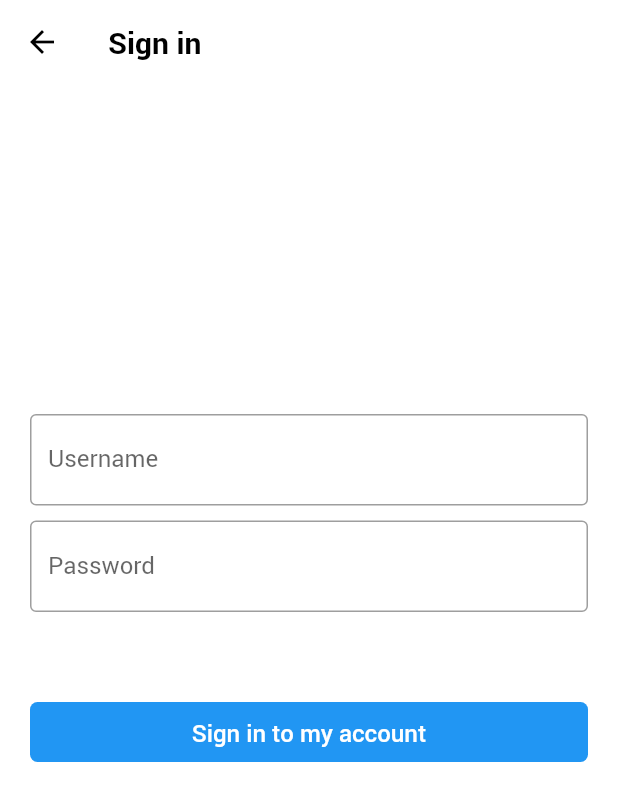
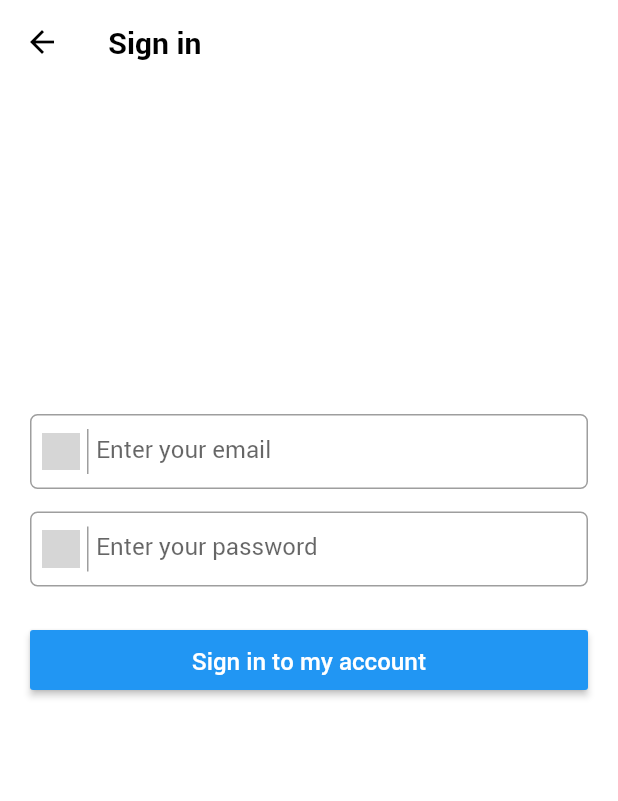
Before and after one commit to meetitexpert/emilyretailerapp, a Flutter app: the screen it shows after launch, after a tap on "Sign in with EMILY", on a phone screen of 412 x 824 dp. Shown: the top 801 px of the screen. Run offline on Flutter 3.47's test engine with Material 2 defaults, Android fonts, the phone set to English and light mode, and no system bars; grey boxes are pictures that could not be loaded.

Commit message:
SignIn Screen design done

```diff
--- a/lib/login_vc.dart
+++ b/lib/login_vc.dart
@@ -23,15 +23,129 @@ class _LoginVcState extends State<LoginVc> {
 
   void login(BuildContext context) {
     if (email.isEmpty) {
+      showAlert('Please enter your email', context);
       return;
     }
 
     if (pasword.isEmpty) {
+      showAlert('Please enter your password', context);
       return;
     }
+
+
   }
 
-  void showAlertWithMessage(String msg) {}
+  void showAlert(String msg, BuildContext context) {
+    showDialog(
+      context: context,
+      builder: (context) => AlertDialog(
+        title: const Text(''),
+        content: Text(msg),
+        actions: [
+          TextButton(
+              onPressed: (() => {Navigator.of(context).pop()}),
+              child: const Text('OK')),
+        ],
+      ),
+    );
+  }
+
+  Widget emailTextInputField() {
+    return Container(
+      padding: const EdgeInsets.all(2),
+      height: 50,
+      decoration: BoxDecoration(
+          borderRadius: BorderRadius.circular(5),
+          border: Border.all(width: 1, color: Colors.grey)),
+      child: Row(
+        children: [
+          Container(
+            padding: const EdgeInsets.all(5),
+            child: Image.asset('images/icon-email.png'),
+            width: 35,
+            height: 35,
+            decoration: const BoxDecoration(
+              color: Colors.white,
+            ),
+          ),
+          SizedBox(
+            width: 1,
+            child: Container(
+              width: 1,
+              height: 30,
+              color: Colors.grey,
+            ),
+          ),
+          Expanded(
+            child: Padding(
+              padding: const EdgeInsets.all(5.0),
+              child: Center(
+                child: TextField(
+                  onChanged: (value) {
+                    email = value;
+                  },
+
+                  decoration: const InputDecoration(
+                      border: InputBorder.none,
+                      hintText: 'Enter your email',
+                      contentPadding: EdgeInsets.only(bottom: 15.0)),
+                      keyboardType: TextInputType.emailAddress,
+                ),
+              ),
+            ),
+          ),
+        ],
+      ),
+    );
+  }
+
+  Widget pwdTextInputField() {
+    return Container(
+      padding: const EdgeInsets.all(2),
+      height: 50,
+      decoration: BoxDecoration(
+          borderRadius: BorderRadius.circular(5),
+          border: Border.all(width: 1, color: Colors.grey)),
+      child: Row(
+        children: [
+          Container(
+            padding: const EdgeInsets.all(5),
+            child: Image.asset('images/icon-lock.png'),
+            width: 35,
+            height: 35,
+            decoration: const BoxDecoration(
+              color: Colors.white,
+            ),
+          ),
+          SizedBox(
+            width: 1,
+            child: Container(
+              width: 1,
+              height: 30,
+              color: Colors.grey,
+            ),
+          ),
+          Expanded(
+            child: Padding(
+              padding: const EdgeInsets.all(5.0),
+              child: Center(
+                child: TextField(
+                  onChanged: (value) {
+                    pasword = value;
+                  },
+                  obscureText: true,
+                  decoration: const InputDecoration(
+                      border: InputBorder.none,
+                      hintText: 'Enter your password',
+                      contentPadding: EdgeInsets.only(bottom: 15.0)),
+                ),
+              ),
+            ),
+          ),
+        ],
+      ),
+    );
+  }
 
   @override
   Widget build(BuildContext context) {
@@ -52,44 +166,26 @@ class _LoginVcState extends State<LoginVc> {
             const SizedBox(
               height: 200,
             ),
-            TextField(
-              onChanged: (value) {
-                email = value;
-              },
-              decoration: const InputDecoration(
-                border: OutlineInputBorder(),
-                hintText: 'Enter your email',
-                labelText: 'Username',
+            emailTextInputField(),
+            const SizedBox(
+              height: 15,
+            ),
+            pwdTextInputField(),
+            const SizedBox(
+              height: 25,
+            ),
+            MaterialButton(
+              onPressed: () => login(context),
+              color: Colors.blue,
+              height: 40,
+              child: const Text(
+                'Sign in to my account',
+                style: TextStyle(
+                  color: Colors.white,
+                  fontSize: 16,
+                ),
               ),
-            ),
-            const SizedBox(
-              height: 10,
-            ),
-            TextField(
-              onChanged: (value) {
-                pasword = value;
-              },
-              decoration: const InputDecoration(
-                border: OutlineInputBorder(),
-                hintText: 'Enter your password',
-                labelText: 'Password',
-              ),
-            ),
-            const SizedBox(
-              height: 60,
-            ),
-            Container(
-              decoration: const BoxDecoration(
-                  color: Colors.blue,
-                  borderRadius: BorderRadius.all(Radius.circular(5))),
-              width: 280,
-              height: 40,
-              child: TextButton(
-                onPressed: (() => login(context)),
-                child:
-                    Text('Sign in to my account', style: fontStyleSettings(16)),
-              ),
-            ),
+            )
           ],
         ),
       ),
--- a/pubspec.yaml
+++ b/pubspec.yaml
@@ -59,7 +59,7 @@ flutter:
 
   # To add assets to your application, add an assets section, like this:
   assets:
-    - images/emily-retailer.png
+    - images/
 
 
   # An image asset can refer to one or more resolution-specific "variants", see
```
Also changed, not shown: Images/icon-email.png (added), Images/icon-lock.png (added).
